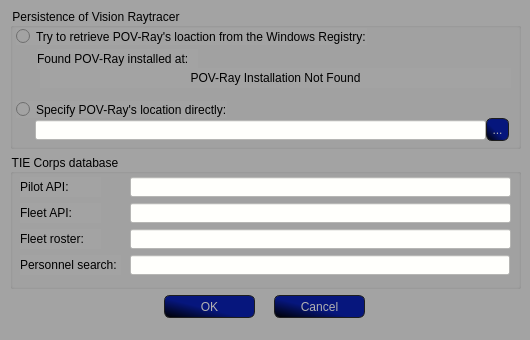
Old version of the form data/uis/config.ui in the repository SmTaUcM/TTT3.
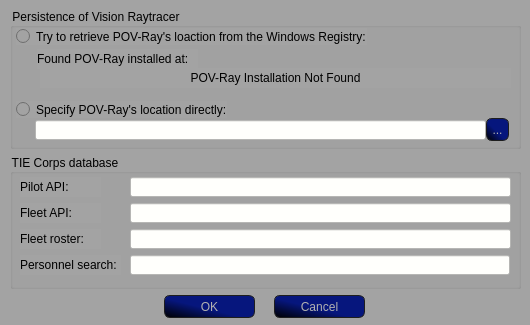
New version of the form. Icons and pictures are not drawn.

The edit to the form file:
```diff
--- a/data/uis/config.ui
+++ b/data/uis/config.ui
@@ -10,19 +10,19 @@
     <x>0</x>
     <y>0</y>
     <width>530</width>
-    <height>340</height>
+    <height>325</height>
    </rect>
   </property>
   <property name="minimumSize">
    <size>
     <width>530</width>
-    <height>340</height>
+    <height>325</height>
    </size>
   </property>
   <property name="maximumSize">
    <size>
     <width>530</width>
-    <height>340</height>
+    <height>325</height>
    </size>
   </property>
   <property name="contextMenuPolicy">
@@ -522,7 +522,6 @@
     </widget>
    </widget>
   </widget>
-  <widget class="QStatusBar" name="statusbar"/>
  </widget>
  <resources/>
  <connections/>
```
